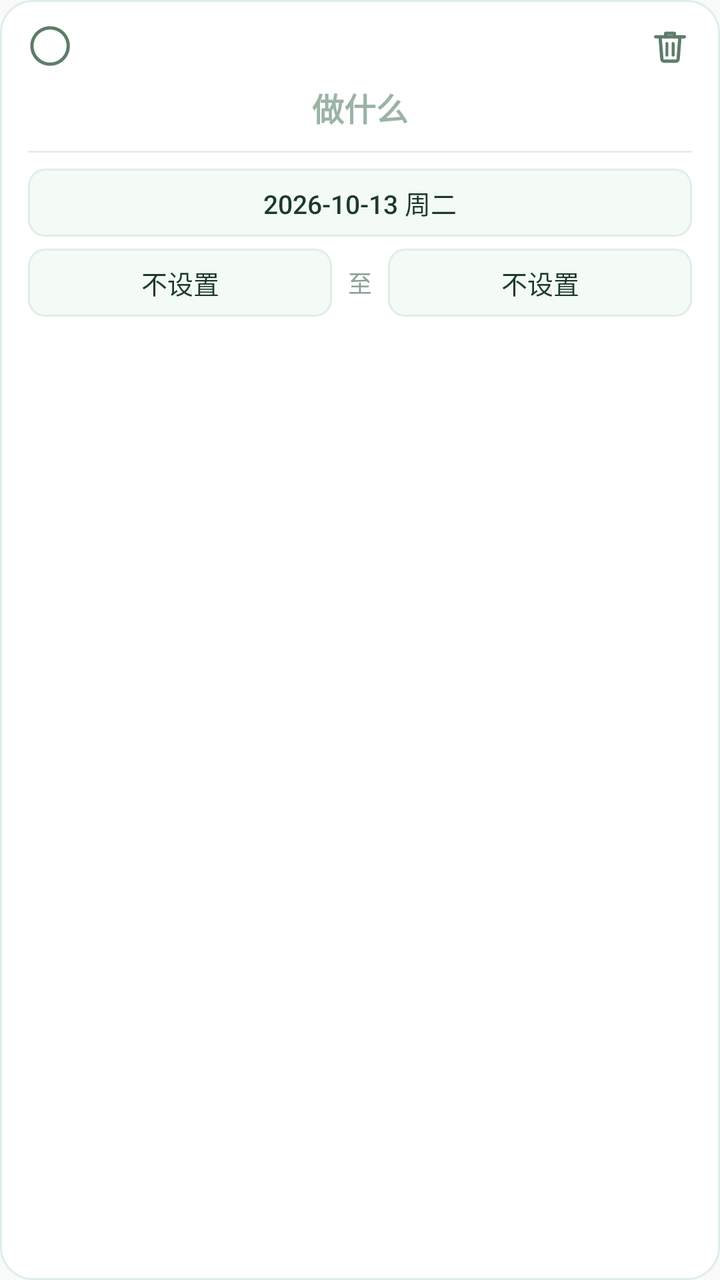
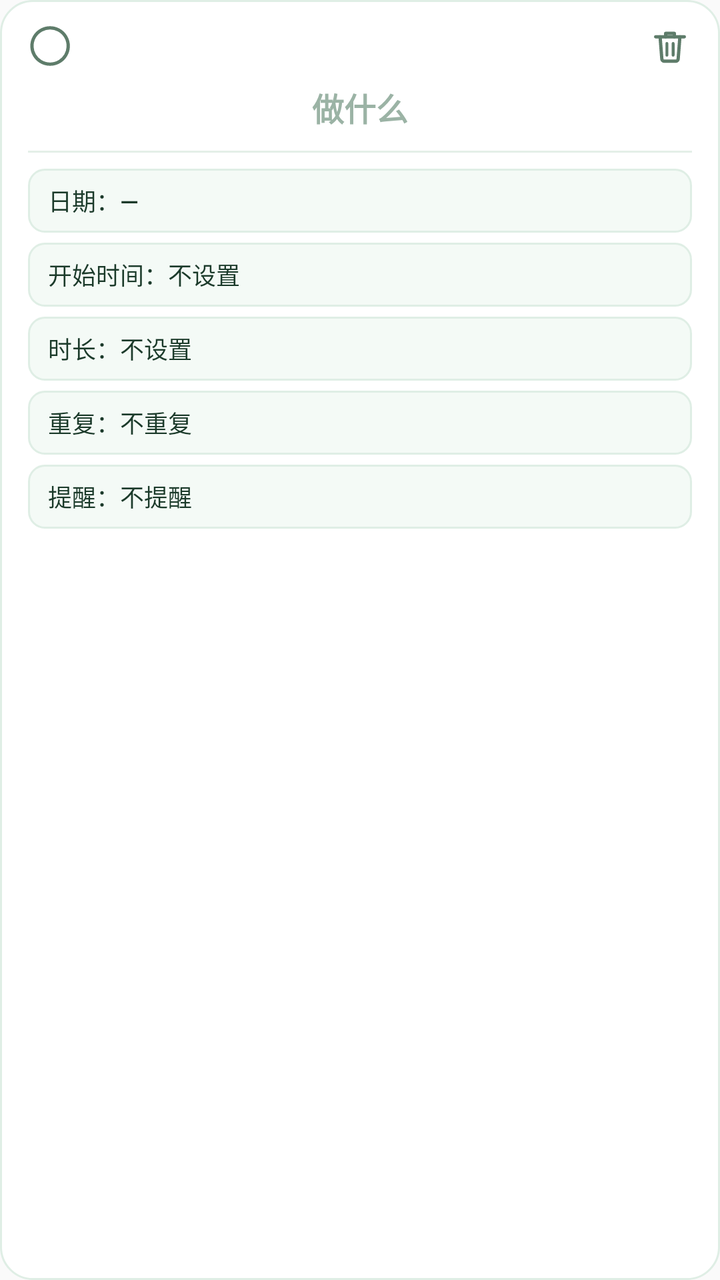

The first picture is an Android layout as it rendered before a commit; the second is the same layout after the commit. The layout source and the unified diff follow.
<!-- AndroidManifest.xml: application theme AppTheme -->
<!-- res/layout/dialog_task.xml -->
<?xml version="1.0" encoding="utf-8"?>
<LinearLayout xmlns:android="http://schemas.android.com/apk/res/android"
    android:layout_width="240dp"
    android:layout_height="wrap_content"
    android:background="@drawable/dialog_bg"
    android:orientation="vertical"
    android:paddingLeft="14dp"
    android:paddingTop="12dp"
    android:paddingRight="14dp"
    android:paddingBottom="12dp">

    
    <LinearLayout
        android:layout_width="match_parent"
        android:layout_height="22dp"
        android:gravity="center_vertical"
        android:orientation="horizontal">

        <ImageView
            android:id="@+id/d_done"
            android:layout_width="22dp"
            android:layout_height="22dp"
            android:contentDescription="标记完成"
            android:src="@drawable/ic_check_off" />

        <Space
            android:layout_width="0dp"
            android:layout_height="1dp"
            android:layout_weight="1" />

        <ImageView
            android:id="@+id/d_trash"
            android:layout_width="22dp"
            android:layout_height="22dp"
            android:contentDescription="删除任务"
            android:src="@drawable/ic_trash" />
    </LinearLayout>

    
    <EditText
        android:id="@+id/d_title"
        android:layout_width="match_parent"
        android:layout_height="wrap_content"
        android:layout_marginTop="6dp"
        android:background="@null"
        android:gravity="center"
        android:hint="做什么"
        android:inputType="text"
        android:paddingTop="2dp"
        android:paddingBottom="2dp"
        android:textColor="#1B3A2A"
        android:textColorHint="#9BB3A5"
        android:textSize="16sp"
        android:textStyle="bold" />

    
    <View
        android:layout_width="match_parent"
        android:layout_height="1dp"
        android:layout_marginTop="8dp"
        android:layout_marginBottom="8dp"
        android:background="#E4EFE8" />

    
    <Button
        android:id="@+id/d_date"
        style="?android:attr/borderlessButtonStyle"
        android:layout_width="match_parent"
        android:layout_height="34dp"
        android:background="@drawable/dialog_field"
        android:gravity="center"
        android:minHeight="0dp"
        android:minWidth="0dp"
        android:paddingLeft="10dp"
        android:paddingRight="10dp"
        android:text="2026-10-13 周二"
        android:textColor="#1B3A2A"
        android:textSize="13sp" />

    
    <LinearLayout
        android:layout_width="match_parent"
        android:layout_height="34dp"
        android:layout_marginTop="6dp"
        android:orientation="horizontal">

        <Button
            android:id="@+id/d_start"
            style="?android:attr/borderlessButtonStyle"
            android:layout_width="0dp"
            android:layout_height="match_parent"
            android:layout_weight="1"
            android:background="@drawable/dialog_field"
            android:gravity="center"
            android:minHeight="0dp"
            android:minWidth="0dp"
            android:paddingLeft="6dp"
            android:paddingRight="6dp"
            android:text="不设置"
            android:textColor="#1B3A2A"
            android:textSize="13sp" />

        <TextView
            android:layout_width="wrap_content"
            android:layout_height="match_parent"
            android:layout_marginLeft="8dp"
            android:layout_marginRight="8dp"
            android:gravity="center"
            android:text="至"
            android:textColor="#8AA294"
            android:textSize="12sp" />

        <Button
            android:id="@+id/d_end"
            style="?android:attr/borderlessButtonStyle"
            android:layout_width="0dp"
            android:layout_height="match_parent"
            android:layout_weight="1"
            android:background="@drawable/dialog_field"
            android:gravity="center"
            android:minHeight="0dp"
            android:minWidth="0dp"
            android:paddingLeft="6dp"
            android:paddingRight="6dp"
            android:text="不设置"
            android:textColor="#1B3A2A"
            android:textSize="13sp" />
    </LinearLayout>

    
    <TextView
        android:id="@+id/d_durhint"
        android:layout_width="match_parent"
        android:layout_height="wrap_content"
        android:layout_marginTop="6dp"
        android:gravity="center"
        android:textColor="#8AA294"
        android:textSize="10sp" />
</LinearLayout>
<!-- resources referenced by this layout -->
<resources>
  <!-- drawable dialog_bg (drawable) -->
  <?xml version="1.0" encoding="utf-8"?>
  <shape xmlns:android="http://schemas.android.com/apk/res/android"
      android:shape="rectangle">
      <solid android:color="#FFFFFF" />
      <corners android:radius="16dp" />
      <stroke android:width="1dp" android:color="#DFEEE5" />
  </shape>
  <!-- drawable dialog_field (drawable) -->
  <?xml version="1.0" encoding="utf-8"?>
  <shape xmlns:android="http://schemas.android.com/apk/res/android"
      android:shape="rectangle">
      <solid android:color="@color/dialogField" />
      <corners android:radius="8dp" />
      <stroke
          android:width="1dp"
          android:color="#DFEEE5" />
  </shape>
  <!-- drawable ic_check_off (drawable) -->
  <vector xmlns:android="http://schemas.android.com/apk/res/android"
      android:width="22dp"
      android:height="22dp"
      android:viewportWidth="24"
      android:viewportHeight="24">
      
      <path
          android:fillColor="#00000000"
          android:strokeColor="#5E7C6A"
          android:strokeWidth="1.8"
          android:pathData="M12,2.1 a9.9,9.9 0 1 0 0.1,0 z" />
  </vector>
  <!-- drawable ic_trash (drawable) -->
  <vector xmlns:android="http://schemas.android.com/apk/res/android"
      android:width="22dp"
      android:height="22dp"
      android:viewportWidth="24"
      android:viewportHeight="24">
      
      <path
          android:fillColor="#00000000"
          android:strokeColor="#5E7C6A"
          android:strokeWidth="1.8"
          android:strokeLineCap="round"
          android:strokeLineJoin="round"
          android:pathData="M4.2,7 h15.6" />
      <path
          android:fillColor="#00000000"
          android:strokeColor="#5E7C6A"
          android:strokeWidth="1.8"
          android:strokeLineCap="round"
          android:strokeLineJoin="round"
          android:pathData="M9.6,7 v-1.9 h4.8 v1.9" />
      <path
          android:fillColor="#00000000"
          android:strokeColor="#5E7C6A"
          android:strokeWidth="1.8"
          android:strokeLineCap="round"
          android:strokeLineJoin="round"
          android:pathData="M6.6,7 l0.95,12.1 a1.3,1.3 0 0 0 1.3,1.2 h6.3 a1.3,1.3 0 0 0 1.3,-1.2 L17.4,7" />
      <path
          android:fillColor="#00000000"
          android:strokeColor="#5E7C6A"
          android:strokeWidth="1.6"
          android:strokeLineCap="round"
          android:pathData="M10.3,10.6 v6.4 M13.7,10.6 v6.4" />
  </vector>
  <style name="AppTheme" parent="Theme.AppCompat.Light.DarkActionBar">
          
          <item name="colorPrimary">@color/colorPrimary</item>
          <item name="colorPrimaryDark">@color/colorPrimaryDark</item>
          <item name="colorAccent">@color/colorAccent</item>
      </style>
  <color name="dialogField">#F4FAF6</color>
</resources>

<!-- the commit's change to res/layout/dialog_task.xml (unified diff, before → after) -->
@@ -53,7 +53,6 @@
         android:textSize="16sp"
         android:textStyle="bold" />
 
-    
     <View
         android:layout_width="match_parent"
         android:layout_height="1dp"
@@ -66,74 +65,82 @@
         android:id="@+id/d_date"
         style="?android:attr/borderlessButtonStyle"
         android:layout_width="match_parent"
-        android:layout_height="34dp"
+        android:layout_height="32dp"
         android:background="@drawable/dialog_field"
-        android:gravity="center"
+        android:gravity="center_vertical"
         android:minHeight="0dp"
         android:minWidth="0dp"
         android:paddingLeft="10dp"
         android:paddingRight="10dp"
-        android:text="2026-10-13 周二"
+        android:text="日期：—"
         android:textColor="#1B3A2A"
-        android:textSize="13sp" />
+        android:textSize="12sp" />
 
     
-    <LinearLayout
+    <Button
+        android:id="@+id/d_start"
+        style="?android:attr/borderlessButtonStyle"
         android:layout_width="match_parent"
-        android:layout_height="34dp"
-        android:layout_marginTop="6dp"
-        android:orientation="horizontal">
-
-        <Button
-            android:id="@+id/d_start"
-            style="?android:attr/borderlessButtonStyle"
-            android:layout_width="0dp"
-            android:layout_height="match_parent"
-            android:layout_weight="1"
-            android:background="@drawable/dialog_field"
-            android:gravity="center"
-            android:minHeight="0dp"
-            android:minWidth="0dp"
-            android:paddingLeft="6dp"
-            android:paddingRight="6dp"
-            android:text="不设置"
-            android:textColor="#1B3A2A"
-            android:textSize="13sp" />
-
-        <TextView
-            android:layout_width="wrap_content"
-            android:layout_height="match_parent"
-            android:layout_marginLeft="8dp"
-            android:layout_marginRight="8dp"
-            android:gravity="center"
-            android:text="至"
-            android:textColor="#8AA294"
-            android:textSize="12sp" />
-
-        <Button
-            android:id="@+id/d_end"
-            style="?android:attr/borderlessButtonStyle"
-            android:layout_width="0dp"
-            android:layout_height="match_parent"
-            android:layout_weight="1"
-            android:background="@drawable/dialog_field"
-            android:gravity="center"
-            android:minHeight="0dp"
-            android:minWidth="0dp"
-            android:paddingLeft="6dp"
-            android:paddingRight="6dp"
-            android:text="不设置"
-            android:textColor="#1B3A2A"
-            android:textSize="13sp" />
-    </LinearLayout>
+        android:layout_height="32dp"
+        android:layout_marginTop="5dp"
+        android:background="@drawable/dialog_field"
+        android:gravity="center_vertical"
+        android:minHeight="0dp"
+        android:minWidth="0dp"
+        android:paddingLeft="10dp"
+        android:paddingRight="10dp"
+        android:text="开始时间：不设置"
+        android:textColor="#1B3A2A"
+        android:textSize="12sp" />
 
     
-    <TextView
-        android:id="@+id/d_durhint"
+    <Button
+        android:id="@+id/d_duration"
+        style="?android:attr/borderlessButtonStyle"
         android:layout_width="match_parent"
-        android:layout_height="wrap_content"
-        android:layout_marginTop="6dp"
-        android:gravity="center"
-        android:textColor="#8AA294"
-        android:textSize="10sp" />
+        android:layout_height="32dp"
+        android:layout_marginTop="5dp"
+        android:background="@drawable/dialog_field"
+        android:gravity="center_vertical"
+        android:minHeight="0dp"
+        android:minWidth="0dp"
+        android:paddingLeft="10dp"
+        android:paddingRight="10dp"
+        android:text="时长：不设置"
+        android:textColor="#1B3A2A"
+        android:textSize="12sp" />
+
+    
+    <Button
+        android:id="@+id/d_repeat"
+        style="?android:attr/borderlessButtonStyle"
+        android:layout_width="match_parent"
+        android:layout_height="32dp"
+        android:layout_marginTop="5dp"
+        android:background="@drawable/dialog_field"
+        android:gravity="center_vertical"
+        android:minHeight="0dp"
+        android:minWidth="0dp"
+        android:paddingLeft="10dp"
+        android:paddingRight="10dp"
+        android:text="重复：不重复"
+        android:textColor="#1B3A2A"
+        android:textSize="12sp" />
+
+    
+    <Button
+        android:id="@+id/d_remind"
+        style="?android:attr/borderlessButtonStyle"
+        android:layout_width="match_parent"
+        android:layout_height="32dp"
+        android:layout_marginTop="5dp"
+        android:background="@drawable/dialog_field"
+        android:gravity="center_vertical"
+        android:minHeight="0dp"
+        android:minWidth="0dp"
+        android:paddingLeft="10dp"
+        android:paddingRight="10dp"
+        android:text="提醒：不提醒"
+        android:textColor="#1B3A2A"
+        android:textSize="12sp" />
 </LinearLayout>
